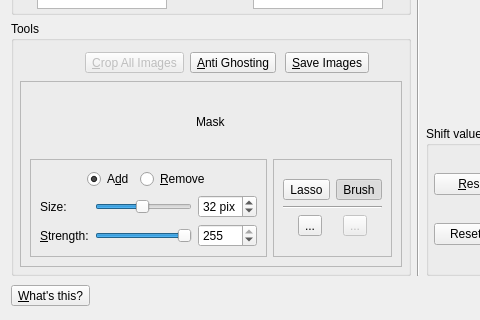
LuminanceHDR/LuminanceHDR, file src/HdrWizard/EditingTools.ui: the form before one commit; both pictures show x 0 to 480 and y 324 to 644 of the 1122 by 644 pixel window.
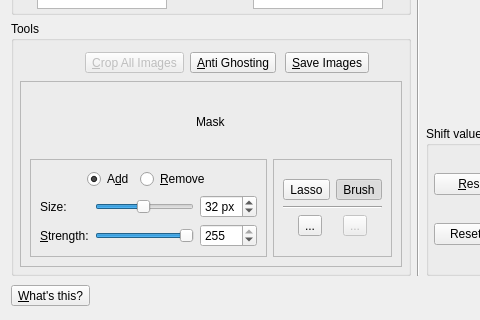
The form after the commit. Icons and pictures are not drawn.

Commit message: [i18n] German update (by Christian Raue)

Diff of the .ui file:
```diff
--- a/src/HdrWizard/EditingTools.ui
+++ b/src/HdrWizard/EditingTools.ui
@@ -804,7 +804,7 @@
                           <item row="0" column="2">
                            <widget class="QSpinBox" name="agBrushSizeQSpinbox">
                             <property name="suffix">
-                             <string> pix</string>
+                             <string> px</string>
                             </property>
                             <property name="minimum">
                              <number>1</number>
```
The commit also changes 1 other file.
